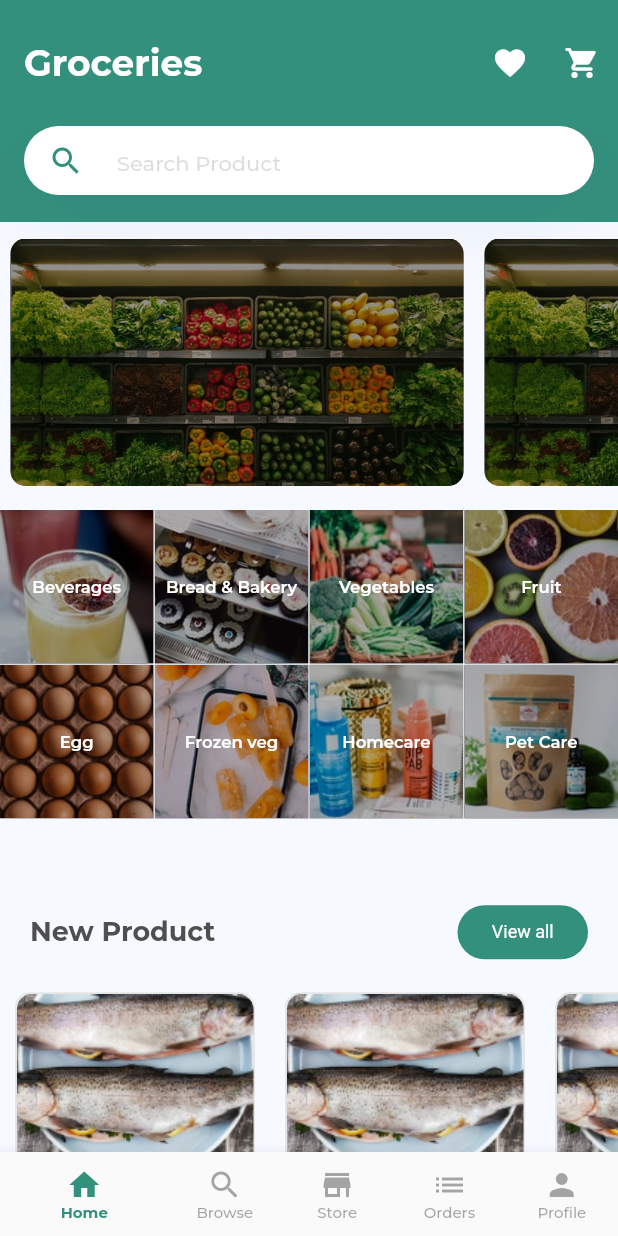
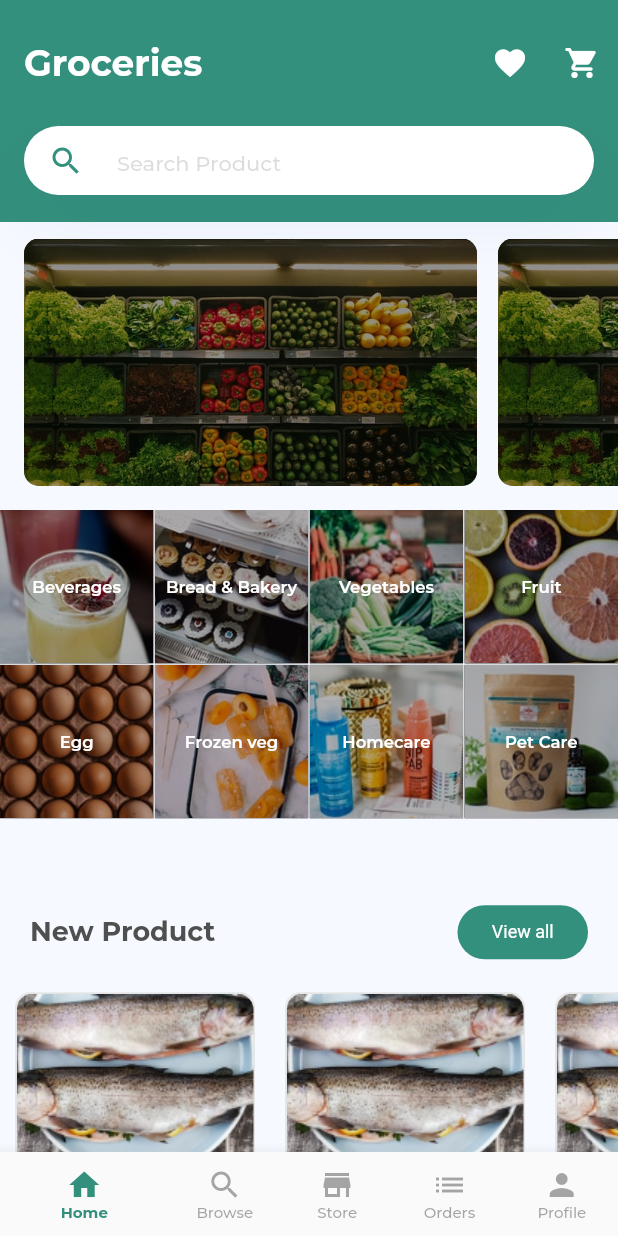
Before and after one commit to mateusisrael/tradly, a Flutter app: the screen it shows after launch, on a phone screen of 412 x 824 dp. Run offline on Flutter 3.47's test engine with Material 2 defaults, Android fonts, the phone set to English and light mode, and no system bars; project files that could hold a hidden picture were left out.

Commit message:
adjust row card margins

```diff
--- a/lib/components/row_cards.dart
+++ b/lib/components/row_cards.dart
@@ -13,7 +13,7 @@ class CardsScrow extends StatelessWidget {
         scrollDirection: Axis.horizontal,
         children: [
           Container(
-            margin: const EdgeInsets.symmetric(horizontal: 7),
+            margin: const EdgeInsets.only(left: 16, right: 7),
             width: 302,
             decoration: const BoxDecoration(
               borderRadius: BorderRadius.all(Radius.circular(10)),
@@ -39,7 +39,7 @@ class CardsScrow extends StatelessWidget {
             ),
           ),
           Container(
-            margin: const EdgeInsets.symmetric(horizontal: 7),
+            margin: const EdgeInsets.only(left: 7, right: 16),
             width: 302,
             decoration: const BoxDecoration(
               borderRadius: BorderRadius.all(Radius.circular(10)),
```
